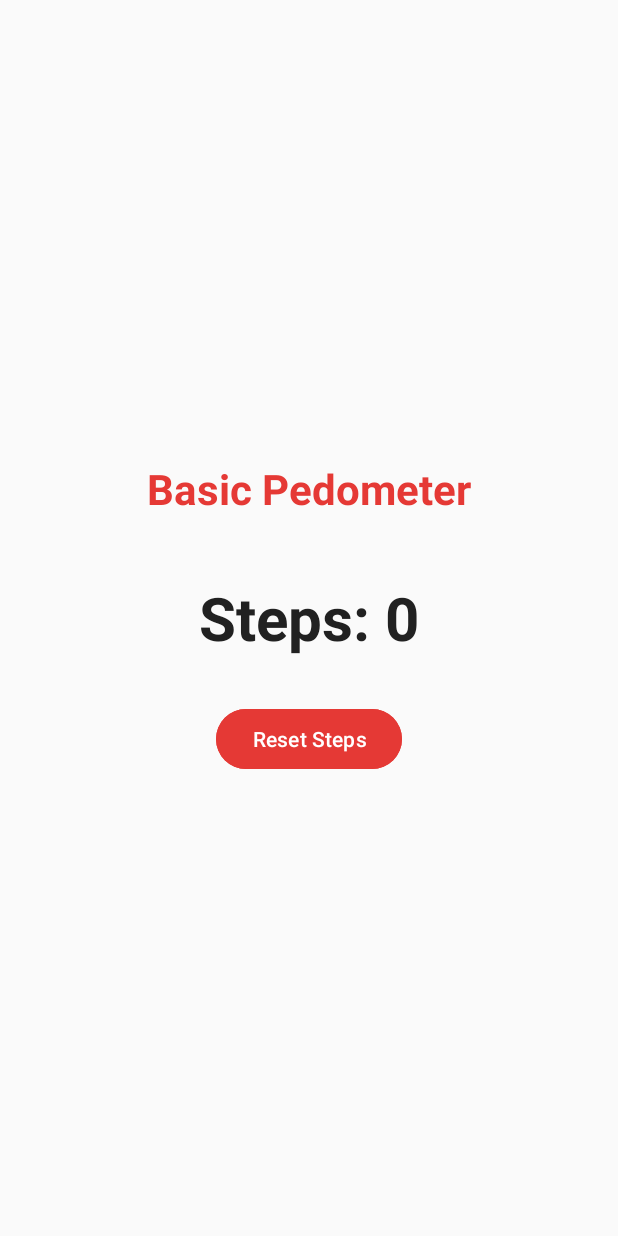
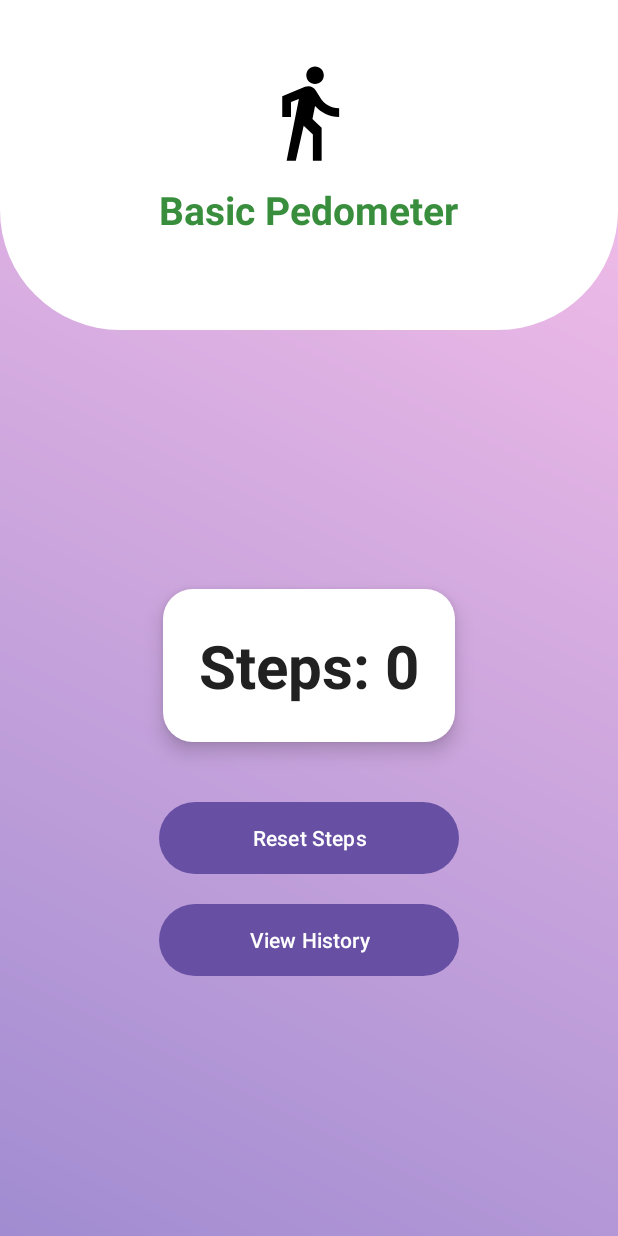
Before and after one commit to SweedelRodrigues/BasicPedometer-Android-app, an Android app: the screen it shows after launch (MainActivity), after a tap on "Reset Steps", on a phone screen of 412 x 824 dp. Run offline under Robolectric (Android 15) with nearby library versions, the phone set to English and light mode, and no system bars.

Commit message:
Updated UI and added new features

```diff
--- a/app/build.gradle.kts
+++ b/app/build.gradle.kts
@@ -35,9 +35,11 @@ android {
 }
 
 dependencies {
-    implementation("androidx.core:core:1.16.0")
     implementation("androidx.core:core-ktx:1.16.0")
     implementation("androidx.appcompat:appcompat:1.7.1")
     implementation("com.google.android.material:material:1.13.0")
     implementation("androidx.constraintlayout:constraintlayout:2.2.1")
+    implementation(libs.androidx.activity)
+    implementation("androidx.recyclerview:recyclerview:1.3.1")
+
 }
--- a/app/src/main/java/com/example/basicpedometerapp/MainActivity.kt
+++ b/app/src/main/java/com/example/basicpedometerapp/MainActivity.kt
@@ -1,6 +1,8 @@
 package com.example.basicpedometer
 
 import android.Manifest
+import android.content.Context
+import android.content.Intent
 import android.content.pm.PackageManager
 import android.hardware.Sensor
 import android.hardware.SensorEvent
@@ -13,6 +15,8 @@ import android.widget.Button
 import android.widget.TextView
 import androidx.core.app.ActivityCompat
 import androidx.core.content.ContextCompat
+import java.text.SimpleDateFormat
+import java.util.*
 import kotlin.math.sqrt
 
 class MainActivity : AppCompatActivity(), SensorEventListener {
@@ -24,13 +28,13 @@ class MainActivity : AppCompatActivity(), SensorEventListener {
     private var hasStepCounter = false
     private var totalSteps = 0f
     private var previousSteps = 0f
-
     private var accelStepCount = 0
     private var previousMagnitude = 0.0
     private val threshold = 6.0  // Adjust based on testing
 
     private lateinit var tvSteps: TextView
     private lateinit var btnReset: Button
+    private lateinit var btnHistory: Button
 
     override fun onCreate(savedInstanceState: Bundle?) {
         super.onCreate(savedInstanceState)
@@ -38,9 +42,14 @@ class MainActivity : AppCompatActivity(), SensorEventListener {
 
         tvSteps = findViewById(R.id.tv_steps)
         btnReset = findViewById(R.id.btn_reset)
+        btnHistory = findViewById(R.id.btn_history)
+
         sensorManager = getSystemService(SENSOR_SERVICE) as SensorManager
 
-        // Permission for Android 10+
+        // Load previous step count
+        loadData()
+
+        // Ask permission for physical activity (Android 10+)
         if (Build.VERSION.SDK_INT >= Build.VERSION_CODES.Q) {
             if (ContextCompat.checkSelfPermission(
                     this, Manifest.permission.ACTIVITY_RECOGNITION
@@ -52,20 +61,28 @@ class MainActivity : AppCompatActivity(), SensorEventListener {
             }
         }
 
-        // Try to get Step Counter Sensor
+        // Detect available sensor
         stepCounterSensor = sensorManager.getDefaultSensor(Sensor.TYPE_STEP_COUNTER)
         if (stepCounterSensor != null) {
             hasStepCounter = true
         } else {
-            // Fall back to Accelerometer
             accelerometerSensor = sensorManager.getDefaultSensor(Sensor.TYPE_ACCELEROMETER)
             hasStepCounter = false
         }
 
+        // Reset button
         btnReset.setOnClickListener {
+            saveHistory() // Save before resetting
             previousSteps = totalSteps
             accelStepCount = 0
             tvSteps.text = "Steps: 0"
+            saveData(0)
+        }
+
+        // View History button
+        btnHistory.setOnClickListener {
+            val intent = Intent(this, HistoryActivity::class.java)
+            startActivity(intent)
         }
     }
 
@@ -96,6 +113,7 @@ class MainActivity : AppCompatActivity(), SensorEventListener {
                 totalSteps = event.values[0]
                 val currentSteps = totalSteps - previousSteps
                 tvSteps.text = "Steps: ${currentSteps.toInt()}"
+                saveData(currentSteps.toInt())
             }
 
             Sensor.TYPE_ACCELEROMETER -> {
@@ -110,10 +128,36 @@ class MainActivity : AppCompatActivity(), SensorEventListener {
                 if (delta > threshold) {
                     accelStepCount++
                     tvSteps.text = "Steps: $accelStepCount"
+                    saveData(accelStepCount)
                 }
             }
         }
     }
 
     override fun onAccuracyChanged(sensor: Sensor?, accuracy: Int) {}
+
+    private fun saveData(steps: Int) {
+        val sharedPref = getSharedPreferences("StepData", Context.MODE_PRIVATE)
+        val editor = sharedPref.edit()
+        editor.putInt("steps", steps)
+        editor.apply()
+    }
+
+    private fun loadData() {
+        val sharedPref = getSharedPreferences("StepData", Context.MODE_PRIVATE)
+        val savedSteps = sharedPref.getInt("steps", 0)
+        tvSteps.text = "Steps: $savedSteps"
+    }
+
+    private fun saveHistory() {
+        val sharedPref = getSharedPreferences("StepData", Context.MODE_PRIVATE)
+        val currentSteps = sharedPref.getInt("steps", 0)
+        val date = SimpleDateFormat("dd/MM/yyyy", Locale.getDefault()).format(Date())
+
+        val history = sharedPref.getString("history", "") ?: ""
+        val newHistory = "$history\n$date - $currentSteps steps"
+        val editor = sharedPref.edit()
+        editor.putString("history", newHistory.trim())
+        editor.apply()
+    }
 }
--- /dev/null
+++ b/app/src/main/res/drawable/activity_main_bg.xml
@@ -0,0 +1,12 @@
+<?xml version="1.0" encoding="utf-8"?>
+<shape xmlns:android="http://schemas.android.com/apk/res/android"
+    android:shape="rectangle">
+
+    <!-- beautiful diagonal gradient background -->
+    <gradient
+        android:startColor="#A18CD1"
+        android:endColor="#FBC2EB"
+        android:angle="45"
+        android:type="linear" />
+
+</shape>
--- /dev/null
+++ b/app/src/main/res/drawable/header_bg.xml
@@ -0,0 +1,5 @@
+<shape xmlns:android="http://schemas.android.com/apk/res/android"
+    android:shape="rectangle">
+    <solid android:color="#FFFFFF"/>
+    <corners android:bottomLeftRadius="80dp" android:bottomRightRadius="80dp"/>
+</shape>
--- /dev/null
+++ b/app/src/main/res/drawable/ic_walk.xml
@@ -0,0 +1,5 @@
+<vector xmlns:android="http://schemas.android.com/apk/res/android" android:autoMirrored="true" android:height="24dp" android:tint="#000000" android:viewportHeight="24" android:viewportWidth="24" android:width="24dp">
+
+    <path android:fillColor="@android:color/white" android:pathData="M13.5,5.5c1.1,0 2,-0.9 2,-2s-0.9,-2 -2,-2 -2,0.9 -2,2 0.9,2 2,2zM9.8,8.9L7,23h2.1l1.8,-8 2.1,2v6h2v-7.5l-2.1,-2 0.6,-3C14.8,12 16.8,13 19,13v-2c-1.9,0 -3.5,-1 -4.3,-2.4l-1,-1.6c-0.4,-0.6 -1,-1 -1.7,-1 -0.3,0 -0.5,0.1 -0.8,0.1L6,8.3V13h2V9.6l1.8,-0.7"/>
+
+</vector>
--- /dev/null
+++ b/app/src/main/res/drawable/rounded_green_btn.xml
@@ -0,0 +1,5 @@
+<shape xmlns:android="http://schemas.android.com/apk/res/android">
+    <solid android:color="#4CAF50" />
+    <corners android:radius="25dp" />
+    <padding android:left="16dp" android:right="16dp" android:top="10dp" android:bottom="10dp"/>
+</shape>
--- /dev/null
+++ b/app/src/main/res/drawable/rounded_red_btn.xml
@@ -0,0 +1,5 @@
+<shape xmlns:android="http://schemas.android.com/apk/res/android">
+    <solid android:color="#E53935" />
+    <corners android:radius="25dp" />
+    <padding android:left="16dp" android:right="16dp" android:top="10dp" android:bottom="10dp"/>
+</shape>
--- /dev/null
+++ b/app/src/main/res/drawable/white_card.xml
@@ -0,0 +1,5 @@
+<shape xmlns:android="http://schemas.android.com/apk/res/android"
+    android:shape="rectangle">
+    <solid android:color="#FFFFFF"/>
+    <corners android:radius="20dp"/>
+</shape>
--- a/app/src/main/res/layout/activity_main.xml
+++ b/app/src/main/res/layout/activity_main.xml
@@ -1,20 +1,58 @@
+<?xml version="1.0" encoding="utf-8"?>
 <LinearLayout xmlns:android="http://schemas.android.com/apk/res/android"
     android:orientation="vertical"
-    android:gravity="center"
-    android:padding="24dp"
-    android:background="#FAFAFA"
+    android:background="@drawable/activity_main_bg"
     android:layout_width="match_parent"
     android:layout_height="match_parent">
 
+    <!-- Curved Header -->
+    <RelativeLayout
+        android:layout_width="match_parent"
+        android:layout_height="220dp"
+        android:background="@drawable/header_bg"
+        android:paddingTop="40dp"
+        android:paddingBottom="20dp">
+
+        <ImageView
+            android:id="@+id/header_icon"
+            android:src="@drawable/ic_walk"
+            android:layout_width="70dp"
+            android:layout_height="70dp"
+            android:layout_centerHorizontal="true"
+            android:contentDescription="Pedometer Icon" />
+
+        <!-- ADDED layout_width and layout_height HERE -->
         <TextView
             android:id="@+id/title"
-        android:text="Basic Pedometer"
-        android:textSize="28sp"
-        android:textStyle="bold"
-        android:textColor="#E53935"
             android:layout_width="wrap_content"
             android:layout_height="wrap_content"
-        android:layout_marginBottom="40dp"/>
+            android:text="Basic Pedometer"
+            android:textSize="26sp"
+            android:textStyle="bold"
+            android:textColor="#388E3C"
+            android:layout_below="@id/header_icon"
+            android:layout_centerHorizontal="true"
+            android:layout_marginTop="12dp" />
+
+    </RelativeLayout>
+
+    <!-- Content Area -->
+    <LinearLayout
+        android:orientation="vertical"
+        android:gravity="center"
+        android:layout_width="match_parent"
+        android:layout_height="match_parent"
+        android:padding="24dp">
+
+        <LinearLayout
+            android:orientation="vertical"
+            android:gravity="center"
+            android:background="@drawable/white_card"
+            android:padding="24dp"
+            android:elevation="8dp"
+            android:layout_marginBottom="40dp"
+            android:layout_width="wrap_content"
+            android:layout_height="wrap_content">
 
             <TextView
                 android:id="@+id/tv_steps"
@@ -23,14 +61,25 @@
                 android:textStyle="bold"
                 android:textColor="#212121"
                 android:layout_width="wrap_content"
-        android:layout_height="wrap_content"
-        android:layout_marginBottom="30dp"/>
+                android:layout_height="wrap_content" />
+        </LinearLayout>
 
         <Button
             android:id="@+id/btn_reset"
             android:text="Reset Steps"
-        android:backgroundTint="#E53935"
             android:textColor="#FFFFFF"
-        android:layout_width="wrap_content"
-        android:layout_height="wrap_content"/>
+            android:layout_width="200dp"
+            android:layout_height="wrap_content"
+            android:layout_marginBottom="20dp"
+            android:background="@drawable/rounded_red_btn"/>
+
+        <Button
+            android:id="@+id/btn_history"
+            android:text="View History"
+            android:textColor="#FFFFFF"
+            android:layout_width="200dp"
+            android:layout_height="wrap_content"
+            android:background="@drawable/rounded_green_btn"/>
     </LinearLayout>
+
+</LinearLayout>
--- a/gradle/libs.versions.toml
+++ b/gradle/libs.versions.toml
@@ -20,5 +20,5 @@ material = { group = "com.google.android.material", name = "material", version.r
 androidx-activity = { group = "androidx.activity", name = "activity", version.ref = "activity" }
 androidx-constraintlayout = { group = "androidx.constraintlayout", name = "constraintlayout", version.ref = "constraintlayout" }
 [plugins]
-android-application = { id = "com.android.application", version = "8.8.1" }
+android-application = { id = "com.android.application", version = "8.13.0" }
 kotlin-android = { id = "org.jetbrains.kotlin.android", version = "1.9.0" }
```
Also changed, not shown: app/src/main/AndroidManifest.xml (+8 -4 lines), app/src/main/java/com/example/basicpedometerapp/HistoryActivity.kt (added, +42 -0 lines), app/src/main/java/com/example/basicpedometerapp/HistoryAdapter.kt (added, +30 -0 lines), app/src/main/res/drawable/history_item_bg.xml (added, +17 -0 lines), app/src/main/res/layout/activity_history.xml (added, +28 -0 lines), app/src/main/res/layout/item_history.xml (added, +27 -0 lines), build.gradle.kts (+6 -1 lines), gradle/wrapper/gradle-wrapper.properties, 2 other files. Lines whose indentation alone changed are shown as unchanged.
